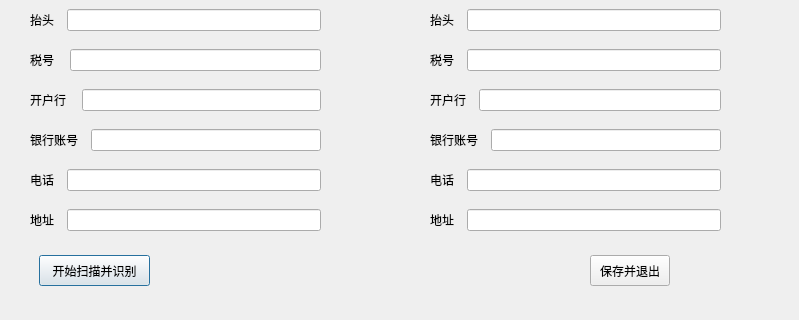
Above: scandialog.ui from betamake/intelligence before the change; both pictures show x 0 to 799 and y 355 to 675 of the 799 by 675 pixel window. Below: the same form after it.
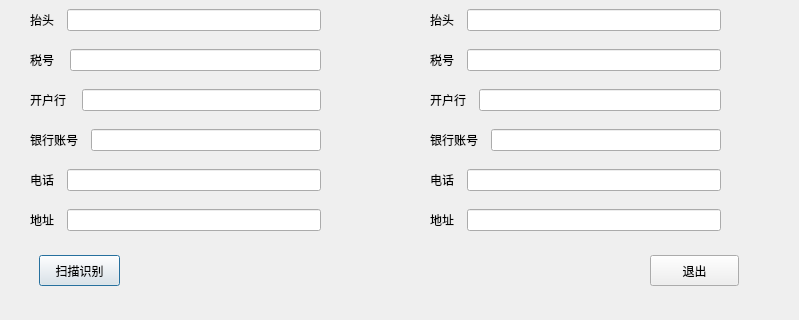
That is the form after the change.

Patch:
```diff
--- a/scandialog.ui
+++ b/scandialog.ui
@@ -18,25 +18,12 @@
     <rect>
      <x>39</x>
      <y>610</y>
-     <width>111</width>
+     <width>81</width>
      <height>31</height>
     </rect>
    </property>
    <property name="text">
-    <string>开始扫描并识别</string>
-   </property>
-  </widget>
-  <widget class="QPushButton" name="buttonClose">
-   <property name="geometry">
-    <rect>
-     <x>590</x>
-     <y>610</y>
-     <width>80</width>
-     <height>31</height>
-    </rect>
-   </property>
-   <property name="text">
-    <string>保存并退出</string>
+    <string>扫描识别</string>
    </property>
   </widget>
   <widget class="QLabel" name="label">
@@ -443,6 +430,19 @@
     <string/>
    </property>
   </widget>
+  <widget class="QPushButton" name="ExitButton">
+   <property name="geometry">
+    <rect>
+     <x>650</x>
+     <y>610</y>
+     <width>89</width>
+     <height>31</height>
+    </rect>
+   </property>
+   <property name="text">
+    <string>退出</string>
+   </property>
+  </widget>
  </widget>
  <resources/>
  <connections/>
```
